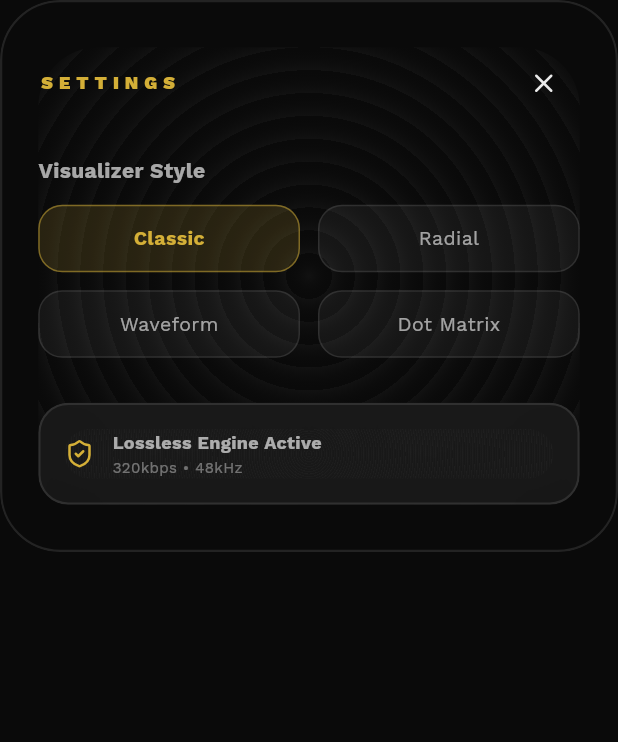
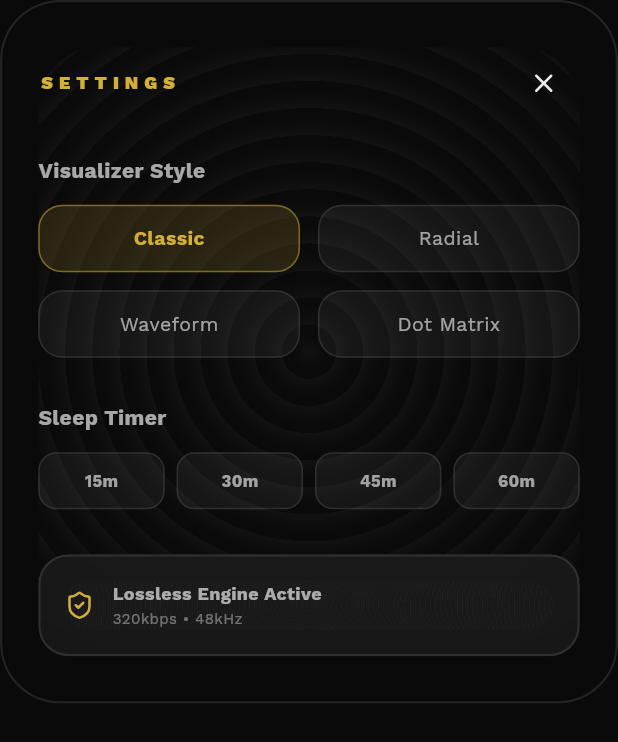
Before and after one commit to rudraarxx/rfm, a Flutter app: the SettingsPanel widget shown alone on an empty page, opened directly, on a phone screen of 412 x 824 dp. Shown: the top 742 px of the screen. Run offline on Flutter 3.47's test engine with Material 3 defaults, Android fonts, the phone set to English and light mode, and no system bars; our stand-ins replace audio_service, flutter_riverpod, google_fonts, just_audio, lucide_icons, rxdart and 2 more; accounts and stored records are empty; network calls fail; statements that could not run were skipped.

Commit message:
feat(mobile): implement background-safe sleep timer with countdown display

```diff
--- /dev/null
+++ b/rfm_mobile/lib/logic/controllers/sleep_timer_controller.dart
@@ -0,0 +1,61 @@
+import 'dart:async';
+import 'package:flutter_riverpod/flutter_riverpod.dart';
+import '../../main.dart'; // To access radioHandler
+
+final sleepTimerControllerProvider = StateNotifierProvider<SleepTimerController, SleepTimerState>((ref) {
+  return SleepTimerController();
+});
+
+class SleepTimerState {
+  final int remainingSeconds;
+  final bool isActive;
+
+  SleepTimerState({this.remainingSeconds = 0, this.isActive = false});
+
+  String get formattedTime {
+    final minutes = (remainingSeconds / 60).floor();
+    final seconds = remainingSeconds % 60;
+    return '${minutes.toString().padLeft(2, '0')}:${seconds.toString().padLeft(2, '0')}';
+  }
+}
+
+class SleepTimerController extends StateNotifier<SleepTimerState> {
+  SleepTimerController() : super(SleepTimerState());
+
+  Timer? _timer;
+
+  void setTimer(int minutes) {
+    cancelTimer();
+    state = SleepTimerState(remainingSeconds: minutes * 60, isActive: true);
+
+    _timer = Timer.periodic(const Duration(seconds: 1), (timer) {
+      if (state.remainingSeconds > 0) {
+        state = SleepTimerState(
+          remainingSeconds: state.remainingSeconds - 1,
+          isActive: true,
+        );
+      } else {
+        _onTimerFinished();
+      }
+    });
+  }
+
+  void cancelTimer() {
+    _timer?.cancel();
+    _timer = null;
+    state = SleepTimerState();
+  }
+
+  void _onTimerFinished() {
+    _timer?.cancel();
+    _timer = null;
+    state = SleepTimerState();
+    radioHandler.stop();
+  }
+
+  @override
+  void dispose() {
+    _timer?.cancel();
+    super.dispose();
+  }
+}
--- a/rfm_mobile/lib/presentation/widgets/settings_panel.dart
+++ b/rfm_mobile/lib/presentation/widgets/settings_panel.dart
@@ -2,6 +2,7 @@ import 'package:flutter/material.dart';
 import 'package:flutter_riverpod/flutter_riverpod.dart';
 import 'package:lucide_icons/lucide_icons.dart';
 import '../../logic/controllers/radio_controller.dart';
+import '../../logic/controllers/sleep_timer_controller.dart';
 import 'glass_container.dart';
 
 class SettingsPanel extends ConsumerWidget {
@@ -84,6 +85,66 @@ class SettingsPanel extends ConsumerWidget {
 
           const SizedBox(height: 30),
 
+          // Sleep Timer
+          Row(
+            mainAxisAlignment: MainAxisAlignment.spaceBetween,
+            children: [
+              const Text(
+                'Sleep Timer',
+                style: TextStyle(fontSize: 14, fontWeight: FontWeight.bold),
+              ),
+              Consumer(
+                builder: (context, ref, child) {
+                  final timerState = ref.watch(sleepTimerControllerProvider);
+                  if (!timerState.isActive) return const SizedBox.shrink();
+                  return Text(
+                    timerState.formattedTime,
+                    style: const TextStyle(
+                      color: Color(0xFFD4AF37),
+                      fontSize: 12,
+                      fontWeight: FontWeight.w900,
+                      fontFamily: 'monospace',
+                    ),
+                  );
+                },
+              ),
+            ],
+          ),
+          const SizedBox(height: 12),
+          Consumer(
+            builder: (context, ref, child) {
+              final timerState = ref.watch(sleepTimerControllerProvider);
+              final timerNotifier = ref.read(sleepTimerControllerProvider.notifier);
+
+              if (timerState.isActive) {
+                return ElevatedButton(
+                  onPressed: () => timerNotifier.cancelTimer(),
+                  style: ElevatedButton.styleFrom(
+                    backgroundColor: Colors.white.withOpacity(0.05),
+                    foregroundColor: Colors.white,
+                    minimumSize: const Size(double.infinity, 45),
+                    shape: RoundedRectangleBorder(borderRadius: BorderRadius.circular(12)),
+                  ),
+                  child: const Center(child: Text('CANCEL TIMER')),
+                );
+              }
+
+              return Row(
+                children: [
+                  _TimerButton(label: '15m', onTap: () => timerNotifier.setTimer(15)),
+                  const SizedBox(width: 8),
+                  _TimerButton(label: '30m', onTap: () => timerNotifier.setTimer(30)),
+                  const SizedBox(width: 8),
+                  _TimerButton(label: '45m', onTap: () => timerNotifier.setTimer(45)),
+                  const SizedBox(width: 8),
+                  _TimerButton(label: '60m', onTap: () => timerNotifier.setTimer(60)),
+                ],
+              );
+            },
+          ),
+
+          const SizedBox(height: 30),
+
           // Audio Info (Static)
           const GlassContainer(
             borderRadius: 20,
@@ -155,3 +216,33 @@ class _StyleButton extends StatelessWidget {
     );
   }
 }
+
+class _TimerButton extends StatelessWidget {
+  final String label;
+  final VoidCallback onTap;
+
+  const _TimerButton({required this.label, required this.onTap});
+
+  @override
+  Widget build(BuildContext context) {
+    return Expanded(
+      child: GestureDetector(
+        onTap: onTap,
+        child: Container(
+          padding: const EdgeInsets.symmetric(vertical: 10),
+          decoration: BoxDecoration(
+            color: Colors.white.withOpacity(0.05),
+            borderRadius: BorderRadius.circular(12),
+            border: Border.all(color: Colors.white10, width: 1),
+          ),
+          child: Center(
+            child: Text(
+              label,
+              style: const TextStyle(fontSize: 11, fontWeight: FontWeight.bold, color: Colors.white60),
+            ),
+          ),
+        ),
+      ),
+    );
+  }
+}
```
